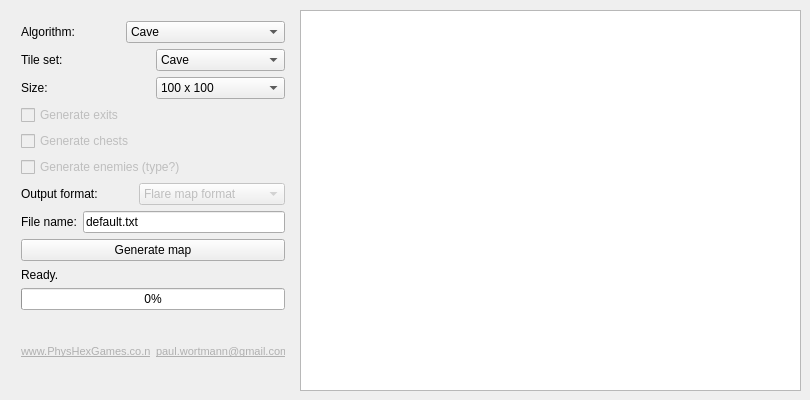
The window that ui/mainwindow.ui (mewbak/Random_Map_Generator) describes before a commit, drawn with Qt 5.
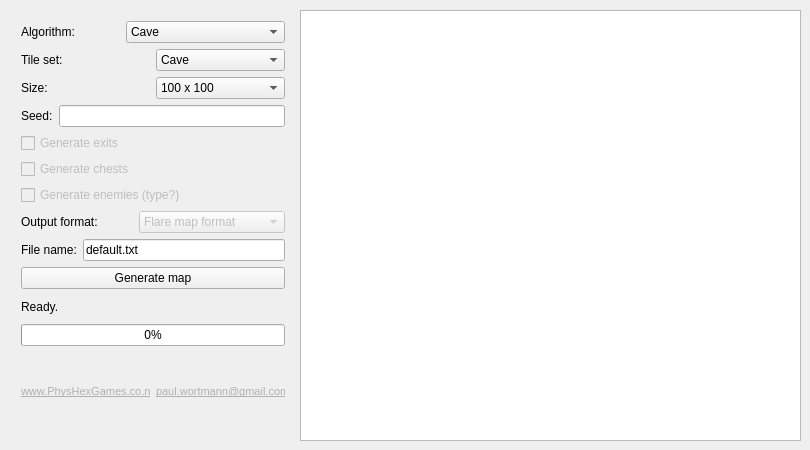
The same window after the commit.

Commit message: Added ui components to enter a seed.

```diff
--- a/ui/mainwindow.ui
+++ b/ui/mainwindow.ui
@@ -7,19 +7,19 @@
     <x>0</x>
     <y>0</y>
     <width>810</width>
-    <height>400</height>
+    <height>450</height>
    </rect>
   </property>
   <property name="minimumSize">
    <size>
     <width>810</width>
-    <height>400</height>
+    <height>450</height>
    </size>
   </property>
   <property name="maximumSize">
    <size>
     <width>810</width>
-    <height>400</height>
+    <height>450</height>
    </size>
   </property>
   <property name="windowTitle">
@@ -29,13 +29,13 @@
    <property name="minimumSize">
     <size>
      <width>810</width>
-     <height>400</height>
+     <height>450</height>
     </size>
    </property>
    <property name="maximumSize">
     <size>
      <width>810</width>
-     <height>400</height>
+     <height>450</height>
     </size>
    </property>
    <widget class="QTextEdit" name="textEdit_mapview">
@@ -44,7 +44,7 @@
       <x>300</x>
       <y>10</y>
       <width>501</width>
-      <height>381</height>
+      <height>431</height>
      </rect>
     </property>
     <property name="font">
@@ -68,7 +68,7 @@
       <x>10</x>
       <y>10</y>
       <width>286</width>
-      <height>388</height>
+      <height>432</height>
      </rect>
     </property>
     <layout class="QVBoxLayout" name="verticalLayout_3">
@@ -176,6 +176,20 @@
        </item>
       </layout>
      </item>
+     <item>
+      <layout class="QHBoxLayout" name="horizontalLayout_7">
+       <item>
+        <widget class="QLabel" name="label_seed">
+         <property name="text">
+          <string>Seed:</string>
+         </property>
+        </widget>
+       </item>
+       <item>
+        <widget class="QLineEdit" name="lineEdit_seed"/>
+       </item>
+      </layout>
+     </item>
      <item>
       <layout class="QVBoxLayout" name="verticalLayout">
        <item>
```
